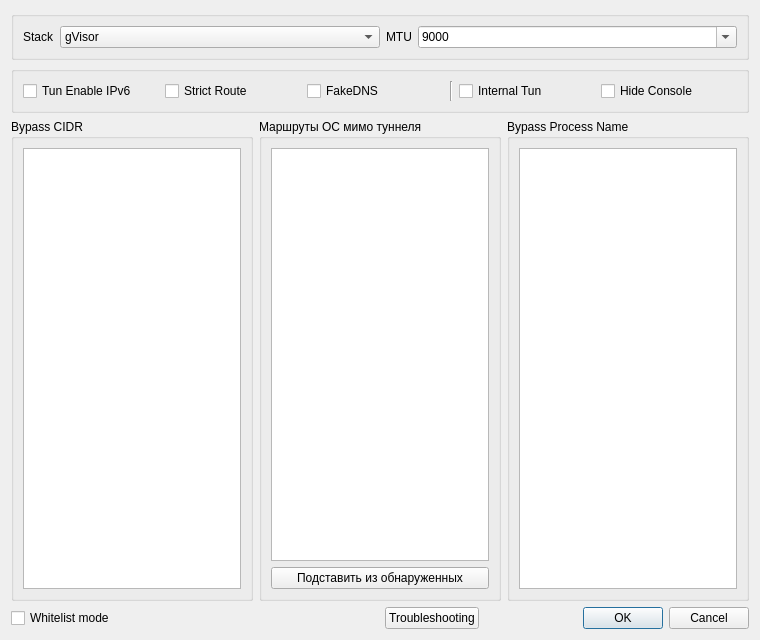
Qt form ui/dialog_vpn_settings.ui (tarik1377/nekoray) before a commit.
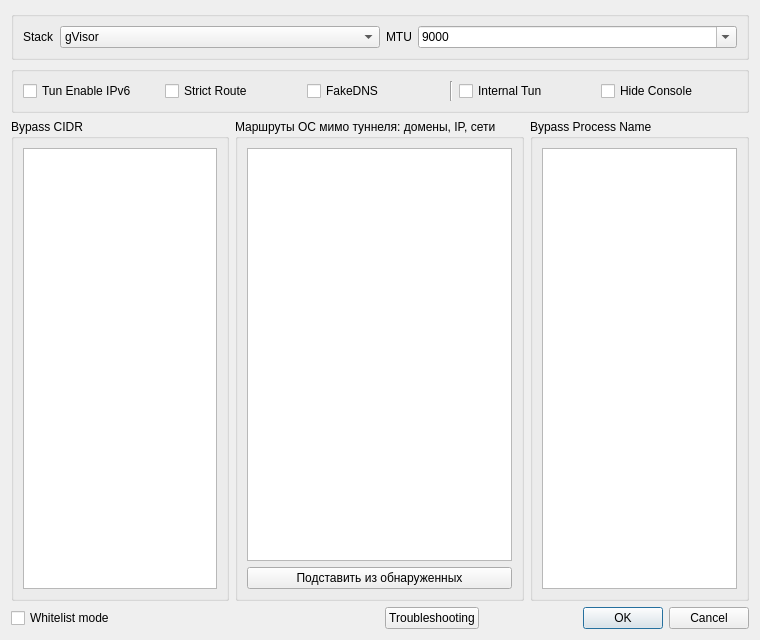
The same form after that commit.

Patch:
```diff
--- a/ui/dialog_vpn_settings.ui
+++ b/ui/dialog_vpn_settings.ui
@@ -163,7 +163,7 @@
      <item>
       <widget class="QGroupBox" name="gb_route_exclude">
        <property name="title">
-        <string>Маршруты ОС мимо туннеля</string>
+         <string>Маршруты ОС мимо туннеля: домены, IP, сети</string>
        </property>
        <property name="toolTip">
         <string>Сети, которые останутся доступны в обход туннеля: домашний VPN, рабочая сеть, NAS. Это таблица маршрутов системы, а не правило внутри туннеля.</string>
```
Left out of the diff: 2 changed lines with no effect on the pictures.
